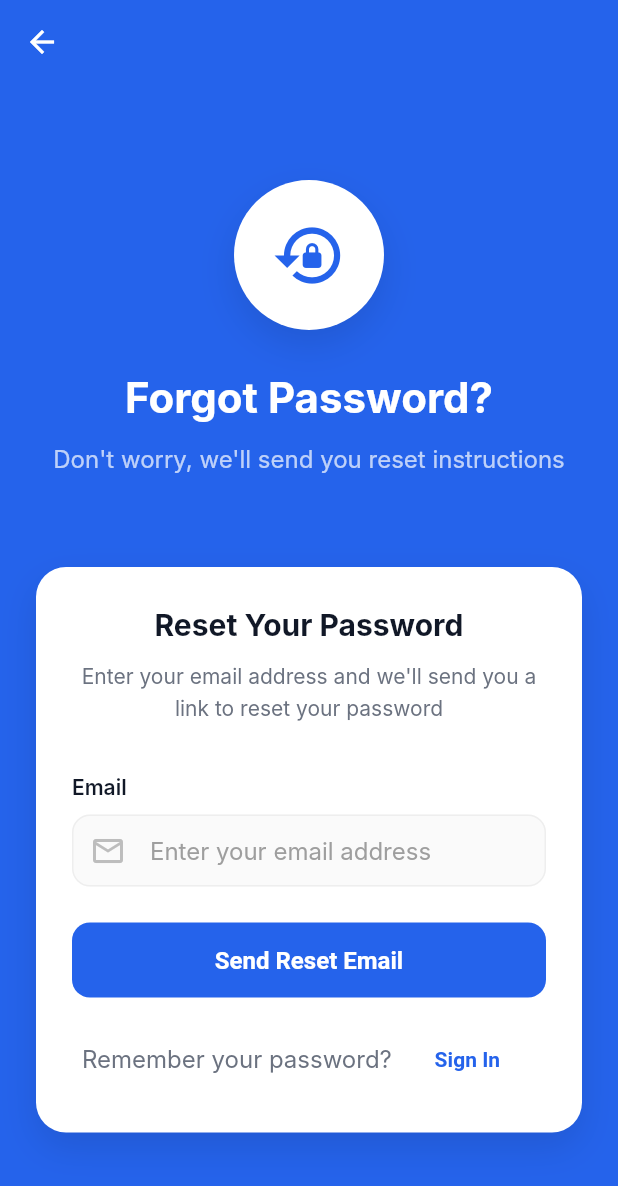
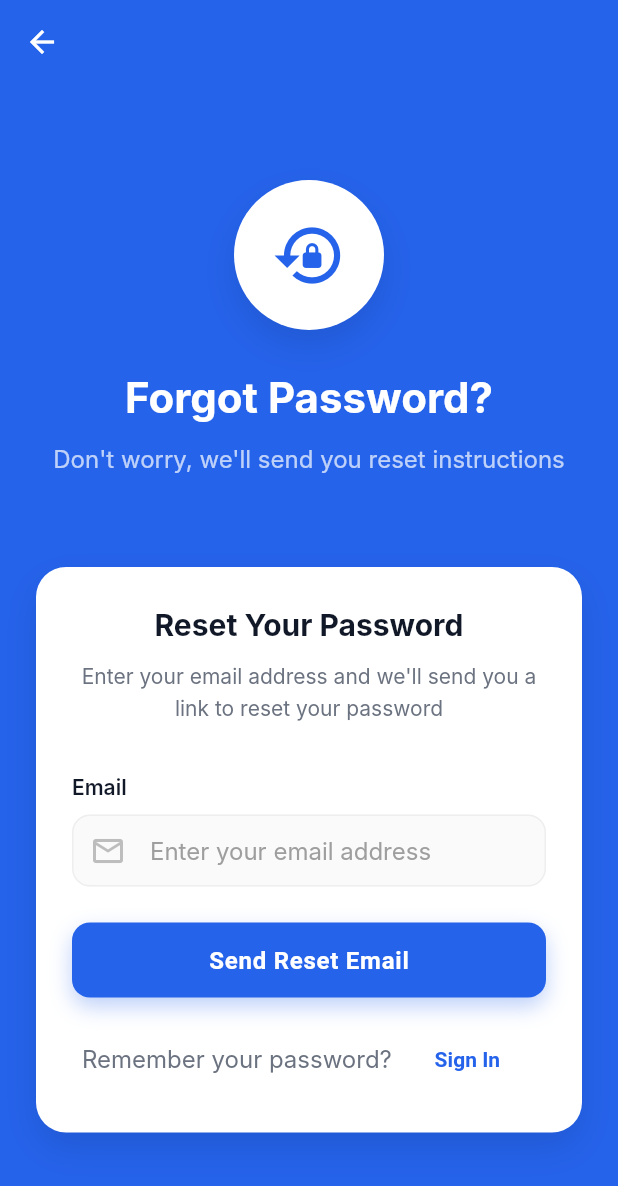
Before and after one commit to RensithUdara/passenger_app, a Flutter app: the ForgotPasswordPage screen opened by its route, on a phone screen of 412 x 824 dp. Shown: the top 1186 px of the screen. Run offline on Flutter 3.47's test engine with Material 3 defaults, Android fonts, the phone set to English and light mode, and no system bars; our stand-ins replace cloud_firestore, firebase_analytics, firebase_auth, firebase_core, firebase_crashlytics, firebase_messaging and 11 more; missing offline and left inert: mobile_scanner; accounts and stored records are empty; Roboto replaces fonts that are missing (Inter).

Commit message:
feat: Enhance CustomButton with animated container, improved styling, and loading indicator adjustments

```diff
--- a/lib/presentation/widgets/common/custom_button.dart
+++ b/lib/presentation/widgets/common/custom_button.dart
@@ -33,9 +33,23 @@ class CustomButton extends StatelessWidget {
   Widget build(BuildContext context) {
     final bool isEnabled = onPressed != null && !isLoading;
 
-    return SizedBox(
+    return AnimatedContainer(
+      duration: const Duration(milliseconds: 200),
       width: width,
       height: height,
+      decoration: BoxDecoration(
+        borderRadius: BorderRadius.circular(borderRadius),
+        boxShadow: isEnabled && !isOutlined
+            ? [
+                BoxShadow(
+                  color: (backgroundColor ?? AppColors.primaryColor)
+                      .withOpacity(0.3),
+                  blurRadius: 12,
+                  offset: const Offset(0, 6),
+                ),
+              ]
+            : [],
+      ),
       child: ElevatedButton(
         onPressed: isEnabled ? onPressed : null,
         style: ElevatedButton.styleFrom(
@@ -44,24 +58,30 @@ class CustomButton extends StatelessWidget {
               : backgroundColor ?? AppColors.primaryColor,
           foregroundColor:
               isOutlined ? AppColors.primaryColor : textColor ?? Colors.white,
-          elevation: isOutlined ? 0 : 2,
+          elevation: 0,
+          shadowColor: Colors.transparent,
           shape: RoundedRectangleBorder(
             borderRadius: BorderRadius.circular(borderRadius),
             side: isOutlined
-                ? const BorderSide(color: AppColors.primaryColor, width: 2)
+                ? BorderSide(
+                    color: isEnabled
+                        ? AppColors.primaryColor
+                        : AppColors.textDisabled,
+                    width: 2,
+                  )
                 : BorderSide.none,
           ),
-          padding: padding ?? const EdgeInsets.symmetric(horizontal: 16),
+          padding: padding ?? const EdgeInsets.symmetric(horizontal: 20),
           disabledBackgroundColor:
-              isOutlined ? Colors.transparent : Colors.grey.shade300,
-          disabledForegroundColor: Colors.grey.shade500,
+              isOutlined ? Colors.transparent : AppColors.greyLight,
+          disabledForegroundColor: AppColors.textDisabled,
         ),
         child: isLoading
             ? SizedBox(
-                width: 20,
-                height: 20,
+                width: 22,
+                height: 22,
                 child: CircularProgressIndicator(
-                  strokeWidth: 2,
+                  strokeWidth: 2.5,
                   valueColor: AlwaysStoppedAnimation<Color>(
                     isOutlined ? AppColors.primaryColor : Colors.white,
                   ),
@@ -72,19 +92,20 @@ class CustomButton extends StatelessWidget {
                 mainAxisAlignment: MainAxisAlignment.center,
                 children: [
                   if (icon != null) ...[
-                    Icon(icon, size: 20),
-                    const SizedBox(width: 8),
+                    Icon(icon, size: 22),
+                    const SizedBox(width: 10),
                   ],
                   Text(
                     text,
                     style: TextStyle(
                       fontSize: 16,
                       fontWeight: FontWeight.w600,
+                      letterSpacing: 0.5,
                       color: isEnabled
                           ? (isOutlined
                               ? AppColors.primaryColor
                               : textColor ?? Colors.white)
-                          : Colors.grey.shade500,
+                          : AppColors.textDisabled,
                     ),
                   ),
                 ],
```
